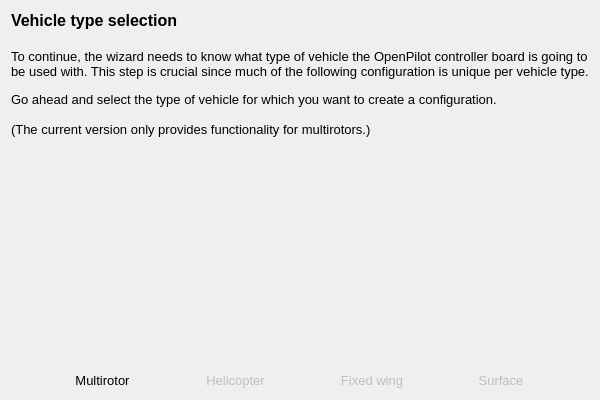
Old version of the form ground/gcs/src/plugins/setupwizard/pages/vehiclepage.ui in the repository TauLabs/TauLabs.
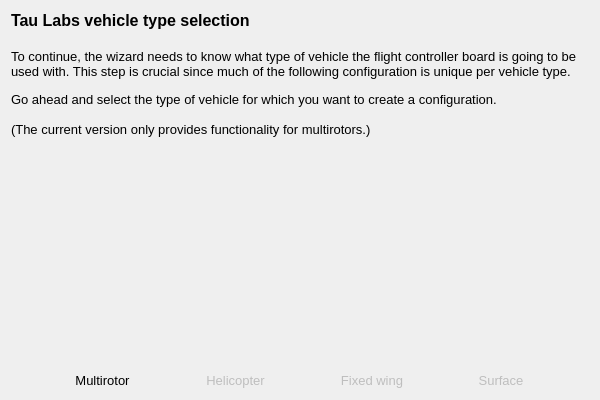
New version of the form. Icons and pictures are not drawn.

Commit message: SetupWizard: update page text

What changed in the file:
```diff
--- a/ground/gcs/src/plugins/setupwizard/pages/vehiclepage.ui
+++ b/ground/gcs/src/plugins/setupwizard/pages/vehiclepage.ui
@@ -20,14 +20,14 @@
       <string>&lt;!DOCTYPE HTML PUBLIC &quot;-//W3C//DTD HTML 4.0//EN&quot; &quot;http://www.w3.org/TR/REC-html40/strict.dtd&quot;&gt;
 &lt;html&gt;&lt;head&gt;&lt;meta name=&quot;qrichtext&quot; content=&quot;1&quot; /&gt;&lt;style type=&quot;text/css&quot;&gt;
 p, li { white-space: pre-wrap; }
-&lt;/style&gt;&lt;/head&gt;&lt;body style=&quot; font-family:'MS Shell Dlg 2'; font-size:8pt; font-weight:400; font-style:normal;&quot;&gt;
-&lt;p style=&quot; margin-top:0px; margin-bottom:0px; margin-left:0px; margin-right:0px; -qt-block-indent:0; text-indent:0px;&quot;&gt;&lt;span style=&quot; font-size:12pt; font-weight:600;&quot;&gt;Vehicle type selection&lt;/span&gt;&lt;/p&gt;
-&lt;p style=&quot;-qt-paragraph-type:empty; margin-top:0px; margin-bottom:0px; margin-left:0px; margin-right:0px; -qt-block-indent:0; text-indent:0px; font-size:12pt; font-weight:600;&quot;&gt;&lt;br /&gt;&lt;/p&gt;
-&lt;p style=&quot; margin-top:0px; margin-bottom:0px; margin-left:0px; margin-right:0px; -qt-block-indent:0; text-indent:0px;&quot;&gt;&lt;span style=&quot; font-size:10pt;&quot;&gt;To continue, the wizard needs to know what type of vehicle the OpenPilot controller board is going to be used with. This step is crucial since much of the following configuration is unique per vehicle type.&lt;/span&gt;&lt;/p&gt;
-&lt;p style=&quot;-qt-paragraph-type:empty; margin-top:0px; margin-bottom:0px; margin-left:0px; margin-right:0px; -qt-block-indent:0; text-indent:0px;&quot;&gt;&lt;br /&gt;&lt;/p&gt;
-&lt;p style=&quot; margin-top:0px; margin-bottom:0px; margin-left:0px; margin-right:0px; -qt-block-indent:0; text-indent:0px;&quot;&gt;&lt;span style=&quot; font-size:10pt;&quot;&gt;Go ahead and select the type of vehicle for which you want to create a configuration.&lt;/span&gt;&lt;/p&gt;
-&lt;p style=&quot;-qt-paragraph-type:empty; margin-top:0px; margin-bottom:0px; margin-left:0px; margin-right:0px; -qt-block-indent:0; text-indent:0px; font-size:10pt;&quot;&gt;&lt;br /&gt;&lt;/p&gt;
-&lt;p style=&quot; margin-top:0px; margin-bottom:0px; margin-left:0px; margin-right:0px; -qt-block-indent:0; text-indent:0px;&quot;&gt;&lt;span style=&quot; font-size:10pt;&quot;&gt;(The current version only provides functionality for multirotors.)&lt;/span&gt;&lt;/p&gt;&lt;/body&gt;&lt;/html&gt;</string>
+&lt;/style&gt;&lt;/head&gt;&lt;body style=&quot; font-family:'Lucida Grande'; font-size:13pt; font-weight:400; font-style:normal;&quot;&gt;
+&lt;p style=&quot; margin-top:0px; margin-bottom:0px; margin-left:0px; margin-right:0px; -qt-block-indent:0; text-indent:0px;&quot;&gt;&lt;span style=&quot; font-family:'MS Shell Dlg 2'; font-size:12pt; font-weight:600;&quot;&gt;Tau Labs vehicle type selection&lt;/span&gt;&lt;/p&gt;
+&lt;p style=&quot;-qt-paragraph-type:empty; margin-top:0px; margin-bottom:0px; margin-left:0px; margin-right:0px; -qt-block-indent:0; text-indent:0px; font-family:'MS Shell Dlg 2'; font-size:12pt; font-weight:600;&quot;&gt;&lt;br /&gt;&lt;/p&gt;
+&lt;p style=&quot; margin-top:0px; margin-bottom:0px; margin-left:0px; margin-right:0px; -qt-block-indent:0; text-indent:0px;&quot;&gt;&lt;span style=&quot; font-family:'MS Shell Dlg 2'; font-size:10pt;&quot;&gt;To continue, the wizard needs to know what type of vehicle the flight controller board is going to be used with. This step is crucial since much of the following configuration is unique per vehicle type.&lt;/span&gt;&lt;/p&gt;
+&lt;p style=&quot;-qt-paragraph-type:empty; margin-top:0px; margin-bottom:0px; margin-left:0px; margin-right:0px; -qt-block-indent:0; text-indent:0px; font-family:'MS Shell Dlg 2'; font-size:8pt;&quot;&gt;&lt;br /&gt;&lt;/p&gt;
+&lt;p style=&quot; margin-top:0px; margin-bottom:0px; margin-left:0px; margin-right:0px; -qt-block-indent:0; text-indent:0px;&quot;&gt;&lt;span style=&quot; font-family:'MS Shell Dlg 2'; font-size:10pt;&quot;&gt;Go ahead and select the type of vehicle for which you want to create a configuration.&lt;/span&gt;&lt;/p&gt;
+&lt;p style=&quot;-qt-paragraph-type:empty; margin-top:0px; margin-bottom:0px; margin-left:0px; margin-right:0px; -qt-block-indent:0; text-indent:0px; font-family:'MS Shell Dlg 2'; font-size:10pt;&quot;&gt;&lt;br /&gt;&lt;/p&gt;
+&lt;p style=&quot; margin-top:0px; margin-bottom:0px; margin-left:0px; margin-right:0px; -qt-block-indent:0; text-indent:0px;&quot;&gt;&lt;span style=&quot; font-family:'MS Shell Dlg 2'; font-size:10pt;&quot;&gt;(The current version only provides functionality for multirotors.)&lt;/span&gt;&lt;/p&gt;&lt;/body&gt;&lt;/html&gt;</string>
      </property>
      <property name="alignment">
       <set>Qt::AlignLeading|Qt::AlignLeft|Qt::AlignTop</set>
```
The commit also changes 14 other files.
